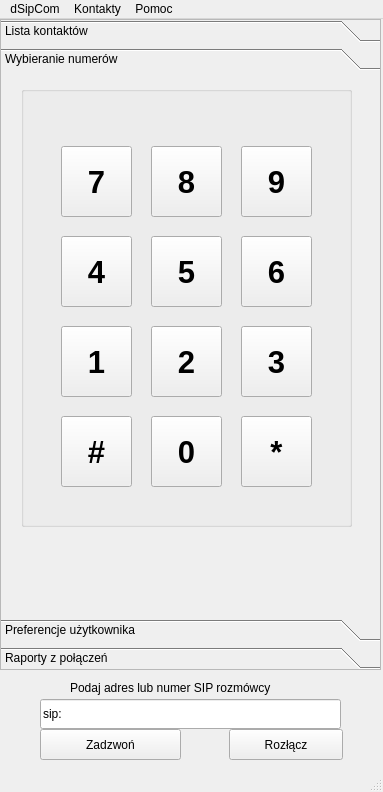
This is src/dsipcom.ui in dmilith/dsipcom as Qt 5 draws it before an edit. The edited form follows.
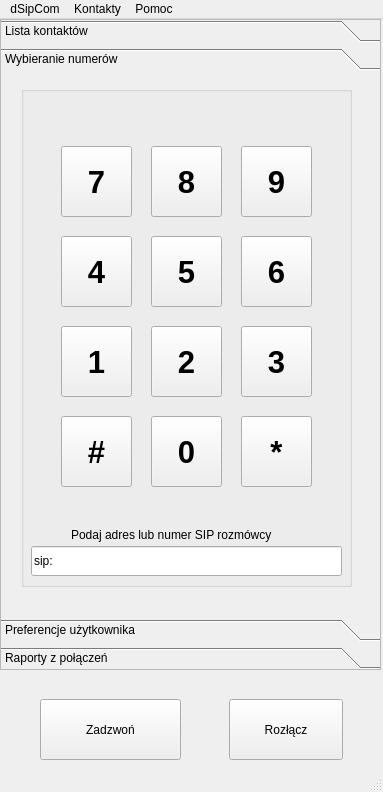
This is the edited form. The open tabs and pages were chosen to show the change. Icons and pictures are not drawn.

```diff
--- a/src/dsipcom.ui
+++ b/src/dsipcom.ui
@@ -25,13 +25,21 @@
 &lt;p style=" margin-top:0px; margin-bottom:0px; margin-left:0px; margin-right:0px; -qt-block-indent:0; text-indent:0px;">To jest aplikacja dSipCom.&lt;/p>&lt;/body>&lt;/html></string>
   </property>
   <widget class="QWidget" name="centralwidget" >
+   <property name="geometry" >
+    <rect>
+     <x>0</x>
+     <y>23</y>
+     <width>383</width>
+     <height>746</height>
+    </rect>
+   </property>
    <widget class="QPushButton" name="call_button" >
     <property name="geometry" >
      <rect>
       <x>40</x>
-      <y>710</y>
+      <y>680</y>
       <width>141</width>
-      <height>31</height>
+      <height>61</height>
      </rect>
     </property>
     <property name="cursor" >
@@ -57,9 +65,9 @@
     <property name="geometry" >
      <rect>
       <x>229</x>
-      <y>710</y>
+      <y>680</y>
       <width>114</width>
-      <height>31</height>
+      <height>61</height>
      </rect>
     </property>
     <property name="cursor" >
@@ -75,36 +83,8 @@
      <string>Rozłącz</string>
     </property>
     <property name="icon" >
-     <iconset resource="dsipcom.qrc" >:/images/images/phone_delete.png</iconset>
-    </property>
-   </widget>
-   <widget class="QLabel" name="label" >
-    <property name="geometry" >
-     <rect>
-      <x>70</x>
-      <y>660</y>
-      <width>237</width>
-      <height>18</height>
-     </rect>
-    </property>
-    <property name="text" >
-     <string>Podaj adres lub numer SIP rozmówcy </string>
-    </property>
-   </widget>
-   <widget class="QLineEdit" name="number_entry" >
-    <property name="geometry" >
-     <rect>
-      <x>40</x>
-      <y>680</y>
-      <width>301</width>
-      <height>30</height>
-     </rect>
-    </property>
-    <property name="text" >
-     <string>sip:</string>
-    </property>
-    <property name="dragEnabled" >
-     <bool>true</bool>
+     <iconset resource="dsipcom.qrc" >
+      <normaloff>:/images/images/phone_delete.png</normaloff>:/images/images/phone_delete.png</iconset>
     </property>
    </widget>
    <widget class="QToolBox" name="toolBox" >
@@ -168,8 +148,8 @@
       <rect>
        <x>0</x>
        <y>0</y>
-       <width>96</width>
-       <height>26</height>
+       <width>377</width>
+       <height>519</height>
       </rect>
      </property>
      <attribute name="label" >
@@ -184,7 +164,7 @@
         <x>20</x>
         <y>10</y>
         <width>331</width>
-        <height>441</height>
+        <height>501</height>
        </rect>
       </property>
       <property name="title" >
@@ -490,6 +470,35 @@
         <string>*</string>
        </property>
       </widget>
+      <widget class="QLineEdit" name="number_entry" >
+       <property name="geometry" >
+        <rect>
+         <x>10</x>
+         <y>460</y>
+         <width>311</width>
+         <height>30</height>
+        </rect>
+       </property>
+       <property name="text" >
+        <string>sip:</string>
+       </property>
+       <property name="dragEnabled" >
+        <bool>true</bool>
+       </property>
+      </widget>
+      <widget class="QLabel" name="label" >
+       <property name="geometry" >
+        <rect>
+         <x>50</x>
+         <y>440</y>
+         <width>237</width>
+         <height>18</height>
+        </rect>
+       </property>
+       <property name="text" >
+        <string>Podaj adres lub numer SIP rozmówcy </string>
+       </property>
+      </widget>
      </widget>
     </widget>
     <widget class="QWidget" name="page_preferences" >
```
Left out of the diff: 58 changed lines with no effect on the pictures.
